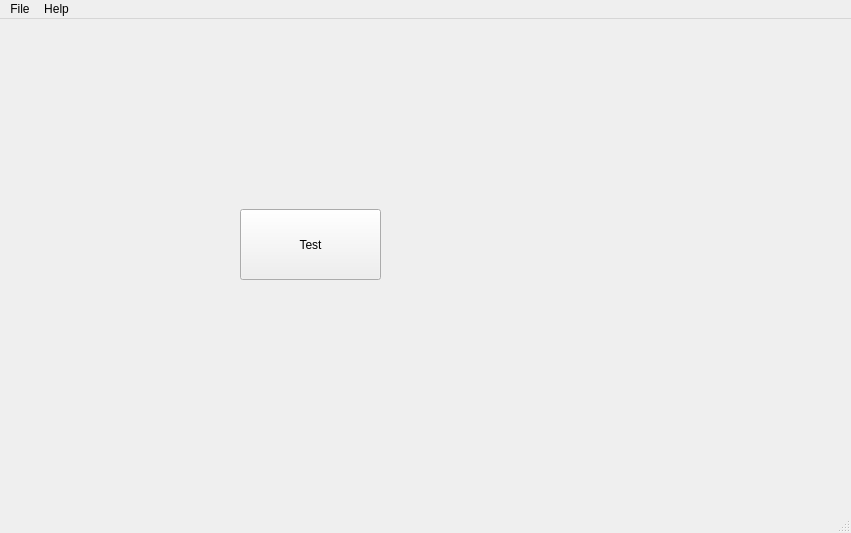
Above: src/MainView.ui from mikoro/orientview before the change. Below: the same form after it.
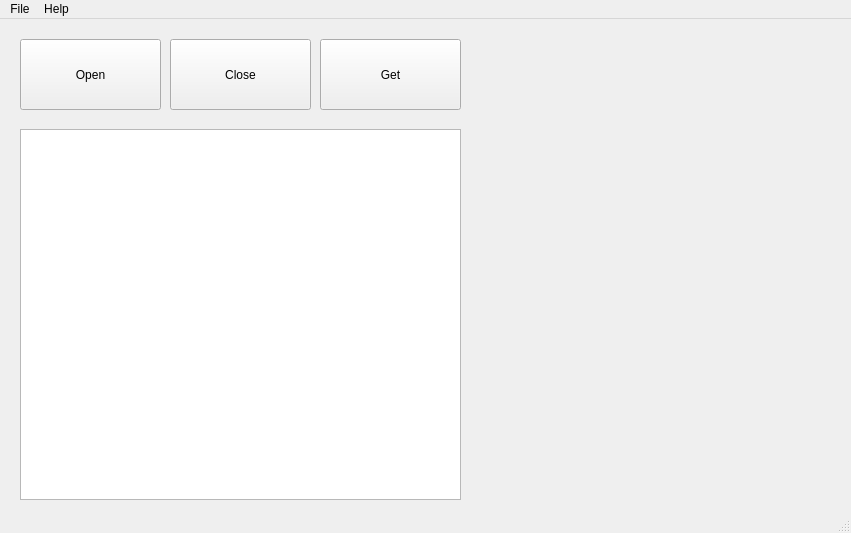
That is the form after the change. Icons and pictures are not drawn.

```diff
--- a/src/MainView.ui
+++ b/src/MainView.ui
@@ -21,14 +21,50 @@
    <widget class="QPushButton" name="pushButtonTest">
     <property name="geometry">
      <rect>
-      <x>240</x>
-      <y>190</y>
+      <x>20</x>
+      <y>20</y>
       <width>141</width>
       <height>71</height>
      </rect>
     </property>
     <property name="text">
-     <string>Test</string>
+     <string>Open</string>
+    </property>
+   </widget>
+   <widget class="QPushButton" name="pushButtonClose">
+    <property name="geometry">
+     <rect>
+      <x>170</x>
+      <y>20</y>
+      <width>141</width>
+      <height>71</height>
+     </rect>
+    </property>
+    <property name="text">
+     <string>Close</string>
+    </property>
+   </widget>
+   <widget class="QPushButton" name="pushButtonGet">
+    <property name="geometry">
+     <rect>
+      <x>320</x>
+      <y>20</y>
+      <width>141</width>
+      <height>71</height>
+     </rect>
+    </property>
+    <property name="text">
+     <string>Get</string>
+    </property>
+   </widget>
+   <widget class="QGraphicsView" name="graphicsView">
+    <property name="geometry">
+     <rect>
+      <x>20</x>
+      <y>110</y>
+      <width>441</width>
+      <height>371</height>
+     </rect>
     </property>
    </widget>
   </widget>
```
Left out of the diff: 4 changed lines with no effect on the pictures.
